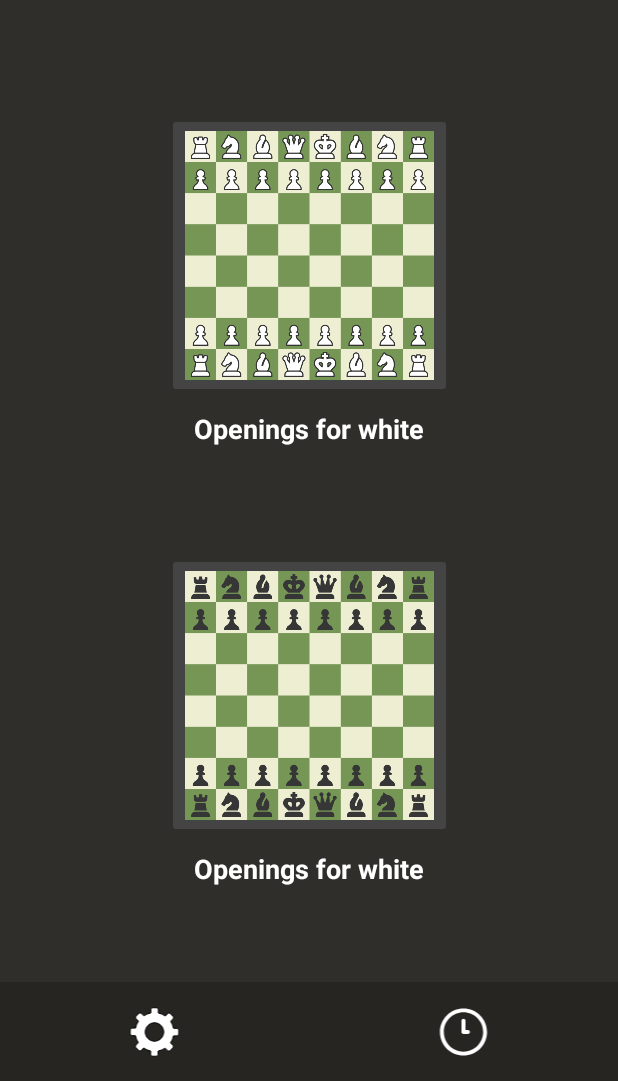
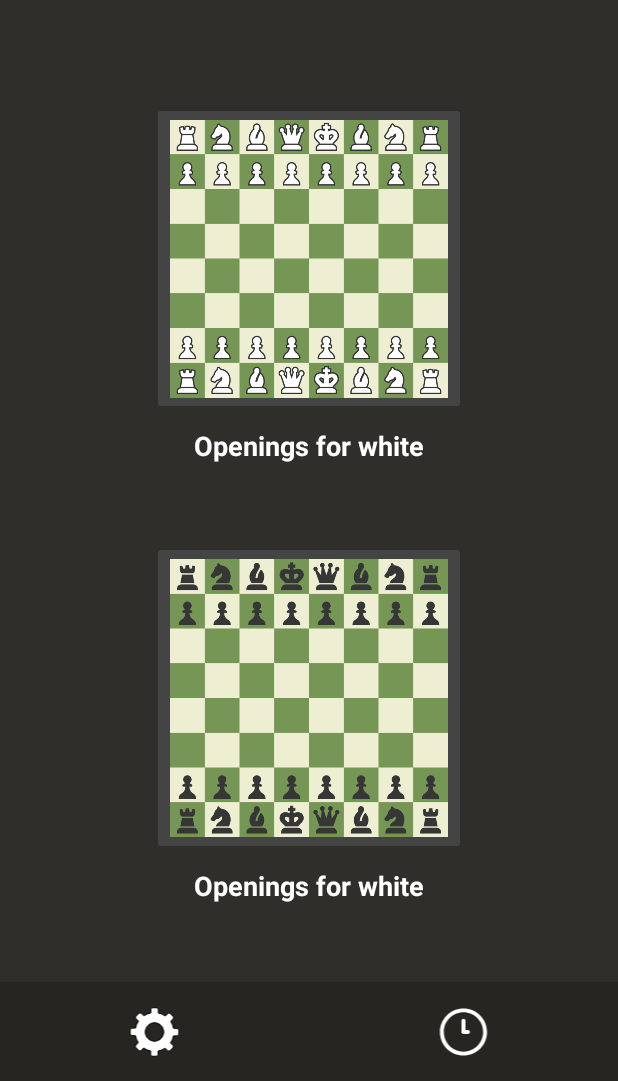
Before and after one commit to Martin49232/chessProject, an Android app: the MainActivity screen opened directly, with no data from a screen before it, on a phone screen of 412 x 824 dp, the part 155-1236 px from its top. Run offline under Robolectric (Android 15) with nearby library versions, the phone set to English and light mode, and no system bars; 14 statements that could not run were skipped.

```diff
--- a/app/src/main/java/com/martinsapps/chessproject/OpeningsRoot.kt
+++ b/app/src/main/java/com/martinsapps/chessproject/OpeningsRoot.kt
@@ -119,7 +119,7 @@ class OpeningsRoot : AppCompatActivity() {
         }
 
         val imageButton = ImageButton(this).apply {
-            layoutParams = LinearLayout.LayoutParams(400, 400)
+            layoutParams = LinearLayout.LayoutParams((getScreenWidth()/2.8).toInt(), (getScreenWidth()/2.8).toInt())
             getImage(dbName)?.let { setImageResource(it) }
             scaleType = ImageView.ScaleType.FIT_CENTER
             if (color == 0){
@@ -127,7 +127,7 @@ class OpeningsRoot : AppCompatActivity() {
             }else{
                 setBackgroundResource(R.color.buttonMargin)
             }
-            setPadding(20,20,20,20)
+            setPadding((getScreenWidth()/56),(getScreenWidth()/56),(getScreenWidth()/56),(getScreenWidth()/56))
             setOnClickListener {
                 Toast.makeText(context, "Clicked: ${getName(dbName)}", Toast.LENGTH_SHORT).show()
             }
--- a/app/src/main/res/layout/activity_main.xml
+++ b/app/src/main/res/layout/activity_main.xml
@@ -132,7 +132,7 @@
                 android:contentDescription="@string/white_openings"
                 android:layout_width="0dp"
                 android:layout_height="0dp"
-                app:layout_constraintWidth_percent="0.5"
+                app:layout_constraintWidth_percent="0.55"
                 app:layout_constraintDimensionRatio="1:1"
                 app:layout_constraintVertical_bias="0.4"
                 android:backgroundTint="@color/buttonMargin"
@@ -178,7 +178,7 @@
                 android:contentDescription="@string/black_openings"
                 android:layout_width="0dp"
                 android:layout_height="0dp"
-                app:layout_constraintWidth_percent="0.5"
+                app:layout_constraintWidth_percent="0.55"
                 app:layout_constraintDimensionRatio="1:1"
                 app:layout_constraintVertical_bias="0.4"
                 android:backgroundTint="@color/buttonMargin"
```
Also changed, not shown: app/src/main/java/com/martinsapps/chessproject/Openings.kt (+15 -0 lines).
